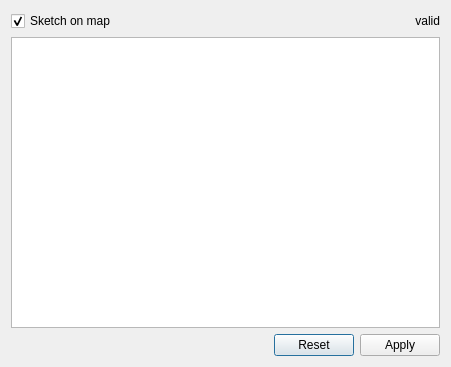
Above: ui_geomeditor.ui from 3nids/plaingeometryeditor before the change. Below: the same form after it.
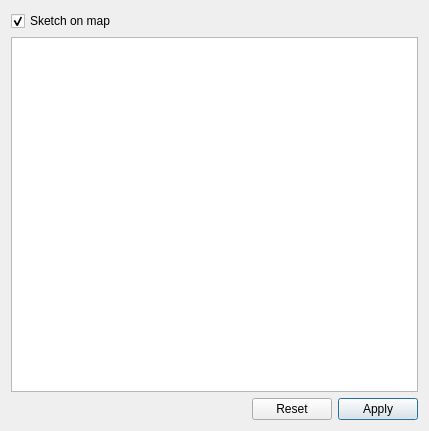
That is the form after the change.

```diff
--- a/ui_geomeditor.ui
+++ b/ui_geomeditor.ui
@@ -6,42 +6,29 @@
    <rect>
     <x>0</x>
     <y>0</y>
-    <width>451</width>
-    <height>367</height>
+    <width>429</width>
+    <height>431</height>
    </rect>
   </property>
   <property name="windowTitle">
    <string>Plain Geometry Editor</string>
   </property>
   <layout class="QGridLayout" name="gridLayout">
-   <item row="0" column="0">
-    <widget class="QCheckBox" name="sketchBox">
-     <property name="text">
-      <string>Sketch on map</string>
-     </property>
-     <property name="checked">
-      <bool>true</bool>
-     </property>
-    </widget>
-   </item>
-   <item row="2" column="1">
-    <widget class="QPushButton" name="resetButton">
-     <property name="text">
-      <string>Reset</string>
-     </property>
-    </widget>
-   </item>
-   <item row="2" column="2">
+   <item row="2" column="3">
     <widget class="QPushButton" name="applyButton">
      <property name="text">
       <string>Apply</string>
      </property>
     </widget>
    </item>
-   <item row="1" column="0" colspan="3">
-    <widget class="QTextEdit" name="wktText"/>
+   <item row="2" column="2">
+    <widget class="QPushButton" name="resetButton">
+     <property name="text">
+      <string>Reset</string>
+     </property>
+    </widget>
    </item>
-   <item row="2" column="0">
+   <item row="2" column="1">
     <spacer name="horizontalSpacer">
      <property name="orientation">
       <enum>Qt::Horizontal</enum>
@@ -54,16 +41,16 @@
      </property>
     </spacer>
    </item>
-   <item row="0" column="1" colspan="2">
-    <widget class="QLabel" name="validityStatusLabel">
-     <property name="layoutDirection">
-      <enum>Qt::LeftToRight</enum>
-     </property>
+   <item row="1" column="0" colspan="4">
+    <widget class="QTextEdit" name="wktText"/>
+   </item>
+   <item row="0" column="0" colspan="2">
+    <widget class="QCheckBox" name="sketchBox">
      <property name="text">
-      <string>valid</string>
+      <string>Sketch on map</string>
      </property>
-     <property name="alignment">
-      <set>Qt::AlignRight|Qt::AlignTrailing|Qt::AlignVCenter</set>
+     <property name="checked">
+      <bool>true</bool>
      </property>
     </widget>
    </item>
```
